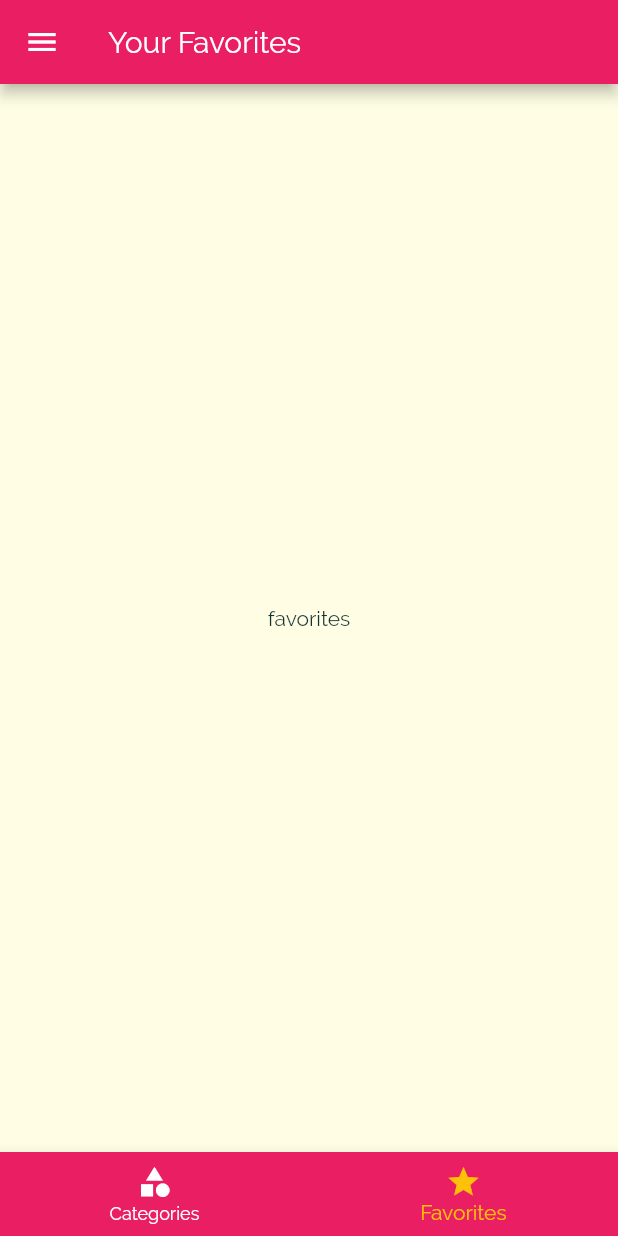
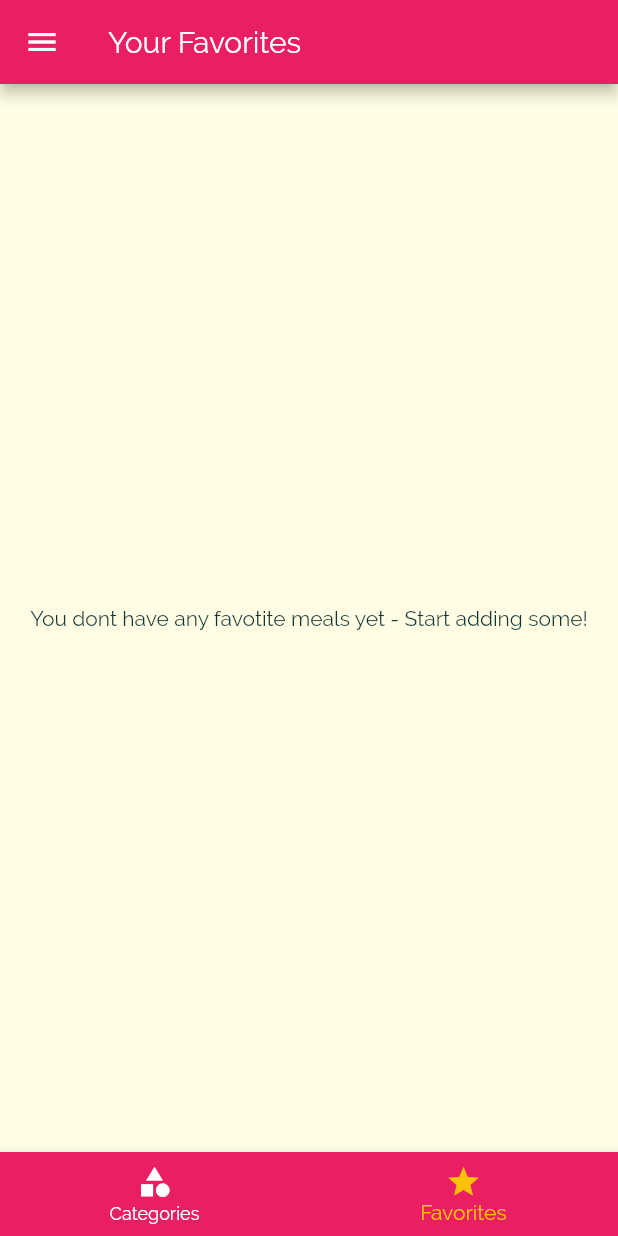
Before and after one commit to RahatIbnRafiq/FlutterProjects, a Flutter app: the screen it shows after launch, item 2 of the bottom bar chosen, on a phone screen of 412 x 824 dp. Run offline on Flutter 3.47's test engine with Material 2 defaults, Android fonts, the light colour scheme and no system bars.

Commit message:
adding favorites page and fav meals add and remove

```diff
--- a/meals_app/lib/main.dart
+++ b/meals_app/lib/main.dart
@@ -1,4 +1,6 @@
 import 'package:flutter/material.dart';
+import 'package:meals_app/data/dummy_data.dart';
+import 'package:meals_app/models/meal.dart';
 import 'package:meals_app/screens/category_meals_screen.dart';
 import 'package:meals_app/screens/filters_screen.dart';
 import 'package:meals_app/screens/meal_detail_screen.dart';
@@ -7,7 +9,60 @@ import 'screens/categories_screen.dart';
 
 void main() => runApp(MyApp());
 
-class MyApp extends StatelessWidget {
+class MyApp extends StatefulWidget {
+  @override
+  _MyAppState createState() => _MyAppState();
+}
+
+class _MyAppState extends State<MyApp> {
+  Map<String, bool> _filters = {
+    'gluten': false,
+    'lactose': false,
+    'vegan': false,
+    'vegetarian': false,
+  };
+
+  List<Meal> _availableMeals = DUMMY_MEALS;
+  List<Meal> _favoriteMeals = [];
+
+  void _setFilters(Map<String, bool> filterData) {
+    setState(() {
+      _filters = filterData;
+      _availableMeals = DUMMY_MEALS.where((meal) {
+        if (_filters['gluten'] && !meal.isGlutenFree) {
+          return false;
+        }
+        if (_filters['lactose'] && !meal.isLactoseFree) {
+          return false;
+        }
+        if (_filters['vegan'] && !meal.isVegan) {
+          return false;
+        }
+        if (_filters['vegetarian'] && !meal.isVegetarian) {
+          return false;
+        }
+        return true;
+      }).toList();
+    });
+  }
+
+  void _toggleFavorite(String mealId) {
+    final exitingIndex = _favoriteMeals.indexWhere((meal) => meal.id == mealId);
+    if (exitingIndex > -1) {
+      setState(() {
+        _favoriteMeals.removeAt(exitingIndex);
+      });
+    } else {
+      setState(() {
+        _favoriteMeals.add(DUMMY_MEALS.firstWhere((meal) => meal.id == mealId));
+      });
+    }
+  }
+
+  bool _isMealFavorite(String mealId) {
+    return _favoriteMeals.any((meal) => meal.id == mealId);
+  }
+
   @override
   Widget build(BuildContext context) {
     return MaterialApp(
@@ -34,10 +89,12 @@ class MyApp extends StatelessWidget {
       //home: CategoriesScreen(),
       initialRoute: '/',
       routes: {
-        '/': (ctx) => TabsScreen(),
-        CategoryMealsScreen.routeName: (ctx) => CategoryMealsScreen(),
-        MealDetailScreen.routeName: (ctx) => MealDetailScreen(),
-        FiltersScreen.routeName: (ctx) => FiltersScreen(),
+        '/': (ctx) => TabsScreen(_favoriteMeals),
+        CategoryMealsScreen.routeName: (ctx) =>
+            CategoryMealsScreen(_availableMeals),
+        MealDetailScreen.routeName: (ctx) =>
+            MealDetailScreen(_toggleFavorite, _isMealFavorite),
+        FiltersScreen.routeName: (ctx) => FiltersScreen(_setFilters, _filters),
       },
       onUnknownRoute: (settings) {
         return MaterialPageRoute(
--- a/meals_app/lib/screens/favorites_screen.dart
+++ b/meals_app/lib/screens/favorites_screen.dart
@@ -1,10 +1,33 @@
 import 'package:flutter/material.dart';
+import 'package:meals_app/models/meal.dart';
+import 'package:meals_app/widgets/meal_item.dart';
 
 class FavoritesScreen extends StatelessWidget {
+  final List<Meal> favoriteMeals;
+
+  FavoritesScreen(this.favoriteMeals);
+
   @override
   Widget build(BuildContext context) {
-    return Center(
-      child: Text("favorites"),
-    );
+    if (favoriteMeals.isEmpty) {
+      return Center(
+        child:
+            Text("You dont have any favotite meals yet - Start adding some!"),
+      );
+    } else {
+      return ListView.builder(
+        itemBuilder: (ctx, index) {
+          return MealItem(
+            id: favoriteMeals[index].id,
+            title: favoriteMeals[index].title,
+            imageUrl: favoriteMeals[index].imageUrl,
+            duration: favoriteMeals[index].duration,
+            complexity: favoriteMeals[index].complexity,
+            affordability: favoriteMeals[index].affordability,
+          );
+        },
+        itemCount: favoriteMeals.length,
+      );
+    }
   }
 }
--- a/meals_app/lib/screens/tabs_screen.dart
+++ b/meals_app/lib/screens/tabs_screen.dart
@@ -1,18 +1,20 @@
 import 'package:flutter/material.dart';
+import 'package:meals_app/models/meal.dart';
 import 'package:meals_app/screens/categories_screen.dart';
 import 'package:meals_app/screens/favorites_screen.dart';
 import 'package:meals_app/widgets/main_drawer.dart';
 
 class TabsScreen extends StatefulWidget {
+  final List<Meal> favoriteMeals;
+
+  TabsScreen(this.favoriteMeals);
+
   @override
   _TabsScreenState createState() => _TabsScreenState();
 }
 
 class _TabsScreenState extends State<TabsScreen> {
-  final List<Map<String, Object>> _pages = [
-    {'page': CategoriesScreen(), 'title': 'Categories'},
-    {'page': FavoritesScreen(), 'title': 'Your Favorites'},
-  ];
+  List<Map<String, Object>> _pages;
 
   int _selectedPageIndex = 0;
 
@@ -20,6 +22,18 @@ class _TabsScreenState extends State<TabsScreen> {
     setState(() {
       _selectedPageIndex = index;
     });
+  }
+
+  @override
+  void initState() {
+    _pages = [
+      {'page': CategoriesScreen(), 'title': 'Categories'},
+      {
+        'page': FavoritesScreen(widget.favoriteMeals),
+        'title': 'Your Favorites'
+      },
+    ];
+    super.initState();
   }
 
   @override
--- a/meals_app/lib/widgets/meal_item.dart
+++ b/meals_app/lib/widgets/meal_item.dart
@@ -9,7 +9,6 @@ class MealItem extends StatelessWidget {
   final int duration;
   final Complexity complexity;
   final Affordability affordability;
-  final Function removeItem;
 
   MealItem({
     @required this.id,
@@ -18,7 +17,6 @@ class MealItem extends StatelessWidget {
     @required this.duration,
     @required this.complexity,
     @required this.affordability,
-    @required this.removeItem,
   });
 
   String get complexityText {
@@ -61,7 +59,7 @@ class MealItem extends StatelessWidget {
     )
         .then((result) {
       if (result != null) {
-        removeItem(result);
+        // removeItem(result);
       }
     });
   }
```
Also changed, not shown: meals_app/lib/screens/category_meals_screen.dart (+5 -3 lines), meals_app/lib/screens/filters_screen.dart (+29 -0 lines), meals_app/lib/screens/meal_detail_screen.dart (+7 -4 lines).
